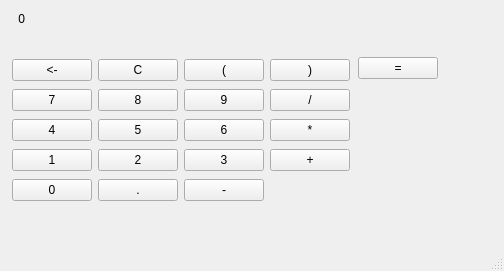
Old version of the form code_expert/Qt_PyQt_Lab/practice_qt/EX02-10_calculator/calculator/mainwindow.ui in the repository clap-min99/sys_semicon.
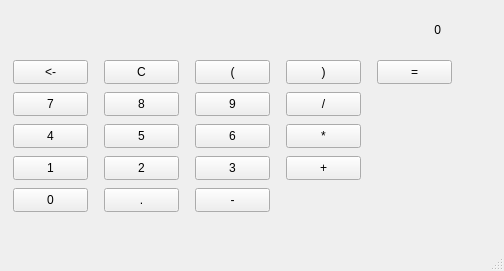
New version of the form.

What changed in the file:
```diff
--- a/code_expert/Qt_PyQt_Lab/practice_qt/EX02-10_calculator/calculator/mainwindow.ui
+++ b/code_expert/Qt_PyQt_Lab/practice_qt/EX02-10_calculator/calculator/mainwindow.ui
@@ -17,9 +17,9 @@
    <widget class="QLabel" name="lblResult">
     <property name="geometry">
      <rect>
-      <x>9</x>
-      <y>9</y>
-      <width>16</width>
+      <x>10</x>
+      <y>20</y>
+      <width>431</width>
       <height>19</height>
      </rect>
     </property>
@@ -36,10 +36,10 @@
    <widget class="QPushButton" name="btnEqual">
     <property name="geometry">
      <rect>
-      <x>358</x>
-      <y>57</y>
-      <width>80</width>
-      <height>22</height>
+      <x>377</x>
+      <y>60</y>
+      <width>75</width>
+      <height>24</height>
      </rect>
     </property>
     <property name="sizePolicy">
@@ -70,10 +70,10 @@
    <widget class="QPushButton" name="btnMinus">
     <property name="geometry">
      <rect>
-      <x>184</x>
-      <y>179</y>
-      <width>80</width>
-      <height>22</height>
+      <x>195</x>
+      <y>188</y>
+      <width>75</width>
+      <height>24</height>
      </rect>
     </property>
     <property name="styleSheet">
@@ -86,10 +86,10 @@
    <widget class="QPushButton" name="btnPoint">
     <property name="geometry">
      <rect>
-      <x>98</x>
-      <y>179</y>
-      <width>80</width>
-      <height>22</height>
+      <x>104</x>
+      <y>188</y>
+      <width>75</width>
+      <height>24</height>
      </rect>
     </property>
     <property name="text">
@@ -99,10 +99,10 @@
    <widget class="QPushButton" name="btn0">
     <property name="geometry">
      <rect>
-      <x>12</x>
-      <y>179</y>
-      <width>80</width>
-      <height>22</height>
+      <x>13</x>
+      <y>188</y>
+      <width>75</width>
+      <height>24</height>
      </rect>
     </property>
     <property name="text">
@@ -112,10 +112,10 @@
    <widget class="QPushButton" name="btnPlus">
     <property name="geometry">
      <rect>
-      <x>270</x>
-      <y>149</y>
-      <width>80</width>
-      <height>22</height>
+      <x>286</x>
+      <y>156</y>
+      <width>75</width>
+      <height>24</height>
      </rect>
     </property>
     <property name="styleSheet">
@@ -128,10 +128,10 @@
    <widget class="QPushButton" name="btn2">
     <property name="geometry">
      <rect>
-      <x>98</x>
-      <y>149</y>
-      <width>80</width>
-      <height>22</height>
+      <x>104</x>
+      <y>156</y>
+      <width>75</width>
+      <height>24</height>
      </rect>
     </property>
     <property name="text">
@@ -141,10 +141,10 @@
    <widget class="QPushButton" name="btn3">
     <property name="geometry">
      <rect>
-      <x>184</x>
-      <y>149</y>
-      <width>80</width>
-      <height>22</height>
+      <x>195</x>
+      <y>156</y>
+      <width>75</width>
+      <height>24</height>
      </rect>
     </property>
     <property name="text">
@@ -154,10 +154,10 @@
    <widget class="QPushButton" name="btn1">
     <property name="geometry">
      <rect>
-      <x>12</x>
-      <y>149</y>
-      <width>80</width>
-      <height>22</height>
+      <x>13</x>
+      <y>156</y>
+      <width>75</width>
+      <height>24</height>
      </rect>
     </property>
     <property name="text">
@@ -167,10 +167,10 @@
    <widget class="QPushButton" name="btnMul">
     <property name="geometry">
      <rect>
-      <x>270</x>
-      <y>119</y>
-      <width>80</width>
-      <height>22</height>
+      <x>286</x>
+      <y>124</y>
+      <width>75</width>
+      <height>24</height>
      </rect>
     </property>
     <property name="styleSheet">
@@ -183,10 +183,10 @@
    <widget class="QPushButton" name="btn5">
     <property name="geometry">
      <rect>
-      <x>98</x>
-      <y>119</y>
-      <width>80</width>
-      <height>22</height>
+      <x>104</x>
+      <y>124</y>
+      <width>75</width>
+      <height>24</height>
      </rect>
     </property>
     <property name="text">
@@ -196,10 +196,10 @@
    <widget class="QPushButton" name="btn4">
     <property name="geometry">
      <rect>
-      <x>12</x>
-      <y>119</y>
-      <width>80</width>
-      <height>22</height>
+      <x>13</x>
+      <y>124</y>
+      <width>75</width>
+      <height>24</height>
      </rect>
     </property>
     <property name="text">
@@ -209,10 +209,10 @@
    <widget class="QPushButton" name="btn6">
     <property name="geometry">
      <rect>
-      <x>184</x>
-      <y>119</y>
-      <width>80</width>
-      <height>22</height>
+      <x>195</x>
+      <y>124</y>
+      <width>75</width>
+      <height>24</height>
      </rect>
     </property>
     <property name="text">
@@ -222,10 +222,10 @@
    <widget class="QPushButton" name="btn9">
     <property name="geometry">
      <rect>
-      <x>184</x>
-      <y>89</y>
-      <width>80</width>
-      <height>22</height>
+      <x>195</x>
+      <y>92</y>
+      <width>75</width>
+      <height>24</height>
      </rect>
     </property>
     <property name="text">
@@ -235,10 +235,10 @@
    <widget class="QPushButton" name="btnDiv">
     <property name="geometry">
      <rect>
-      <x>270</x>
-      <y>89</y>
-      <width>80</width>
-      <height>22</height>
+      <x>286</x>
+      <y>92</y>
+      <width>75</width>
+      <height>24</height>
      </rect>
     </property>
     <property name="styleSheet">
@@ -251,10 +251,10 @@
    <widget class="QPushButton" name="btn8">
     <property name="geometry">
      <rect>
-      <x>98</x>
-      <y>89</y>
-      <width>80</width>
-      <height>22</height>
+      <x>104</x>
+      <y>92</y>
+      <width>75</width>
+      <height>24</height>
      </rect>
     </property>
     <property name="text">
@@ -264,10 +264,10 @@
    <widget class="QPushButton" name="btn7">
     <property name="geometry">
      <rect>
-      <x>12</x>
-      <y>89</y>
-      <width>80</width>
-      <height>22</height>
+      <x>13</x>
+      <y>92</y>
+      <width>75</width>
+      <height>24</height>
      </rect>
     </property>
     <property name="text">
@@ -277,10 +277,10 @@
    <widget class="QPushButton" name="btnBackspace">
     <property name="geometry">
      <rect>
-      <x>12</x>
-      <y>59</y>
-      <width>80</width>
-      <height>22</height>
+      <x>13</x>
+      <y>60</y>
+      <width>75</width>
+      <height>24</height>
      </rect>
     </property>
     <property name="styleSheet">
@@ -293,10 +293,10 @@
    <widget class="QPushButton" name="btnOpen">
     <property name="geometry">
      <rect>
-      <x>184</x>
-      <y>59</y>
-      <width>80</width>
-      <height>22</height>
+      <x>195</x>
+      <y>60</y>
+      <width>75</width>
+      <height>24</height>
      </rect>
     </property>
     <property name="styleSheet">
@@ -309,10 +309,10 @@
    <widget class="QPushButton" name="btnClose">
     <property name="geometry">
      <rect>
-      <x>270</x>
-      <y>59</y>
-      <width>80</width>
-      <height>22</height>
+      <x>286</x>
+      <y>60</y>
+      <width>75</width>
+      <height>24</height>
      </rect>
     </property>
     <property name="styleSheet">
@@ -325,10 +325,10 @@
    <widget class="QPushButton" name="btnCancel">
     <property name="geometry">
      <rect>
-      <x>98</x>
-      <y>59</y>
-      <width>80</width>
-      <height>22</height>
+      <x>104</x>
+      <y>60</y>
+      <width>75</width>
+      <height>24</height>
      </rect>
     </property>
     <property name="styleSheet">
```
Left out of the diff: 68 changed lines with no effect on the pictures.
